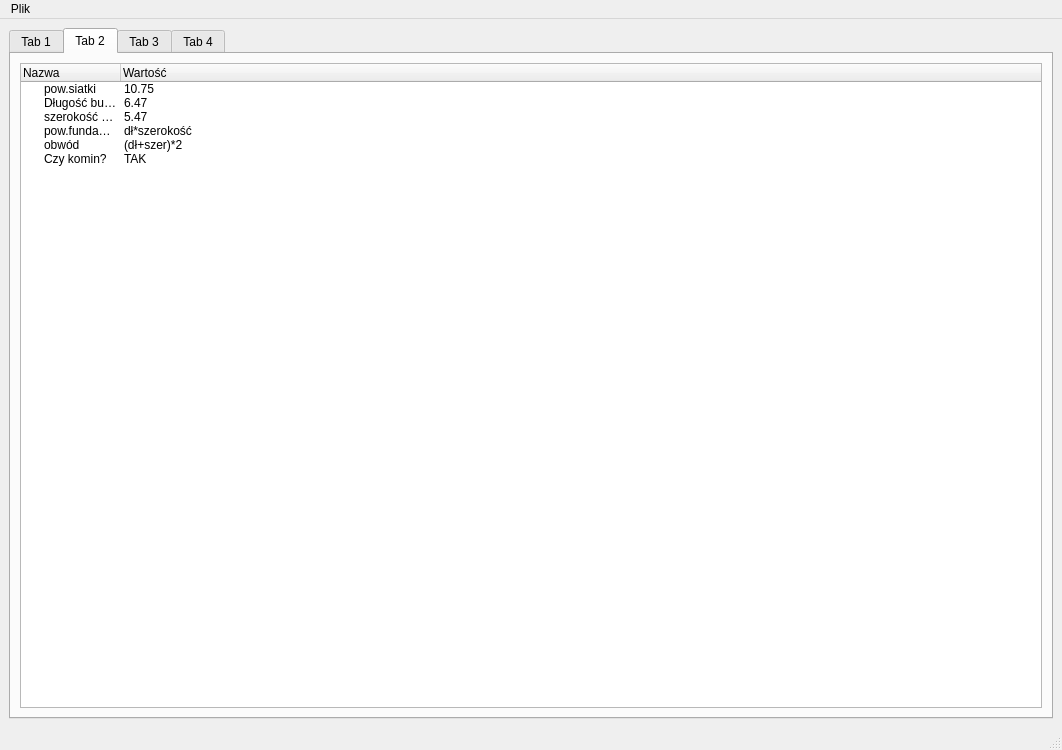
Above: Main_window.ui from KPlutowski/estiamte-app before the change. Below: the same form after it.
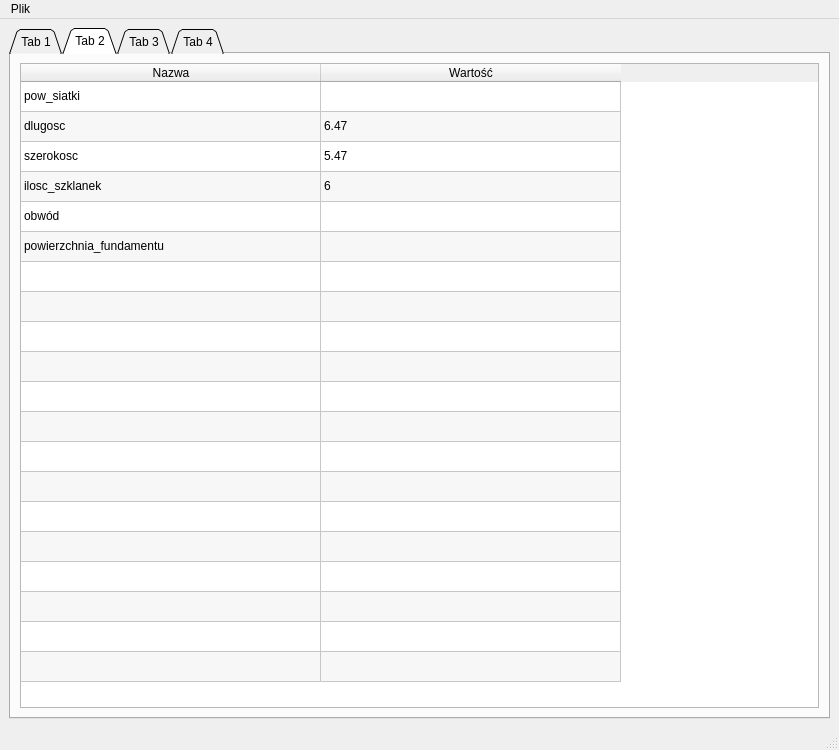
That is the form after the change. The open tabs and pages were chosen to show the change.

```diff
--- a/Main_window.ui
+++ b/Main_window.ui
@@ -6,7 +6,7 @@
    <rect>
     <x>0</x>
     <y>0</y>
-    <width>1062</width>
+    <width>839</width>
     <height>750</height>
    </rect>
   </property>
@@ -17,9 +17,24 @@
    <layout class="QHBoxLayout" name="horizontalLayout_3">
     <item>
      <widget class="QTabWidget" name="tabWidget">
+      <property name="tabShape">
+       <enum>QTabWidget::Triangular</enum>
+      </property>
       <property name="currentIndex">
        <number>0</number>
       </property>
+      <property name="documentMode">
+       <bool>false</bool>
+      </property>
+      <property name="tabsClosable">
+       <bool>false</bool>
+      </property>
+      <property name="movable">
+       <bool>true</bool>
+      </property>
+      <property name="tabBarAutoHide">
+       <bool>false</bool>
+      </property>
       <widget class="QWidget" name="tab_1">
        <attribute name="title">
         <string>Tab 1</string>
@@ -122,7 +137,45 @@
        </attribute>
        <layout class="QVBoxLayout" name="verticalLayout_2">
         <item>
-         <widget class="QTreeWidget" name="treeWidget">
+         <widget class="QTableWidget" name="PropertiesTableWidget">
+          <property name="sizeAdjustPolicy">
+           <enum>QAbstractScrollArea::AdjustToContents</enum>
+          </property>
+          <property name="alternatingRowColors">
+           <bool>true</bool>
+          </property>
+          <property name="textElideMode">
+           <enum>Qt::ElideLeft</enum>
+          </property>
+          <property name="rowCount">
+           <number>20</number>
+          </property>
+          <attribute name="horizontalHeaderDefaultSectionSize">
+           <number>300</number>
+          </attribute>
+          <attribute name="verticalHeaderVisible">
+           <bool>false</bool>
+          </attribute>
+          <row/>
+          <row/>
+          <row/>
+          <row/>
+          <row/>
+          <row/>
+          <row/>
+          <row/>
+          <row/>
+          <row/>
+          <row/>
+          <row/>
+          <row/>
+          <row/>
+          <row/>
+          <row/>
+          <row/>
+          <row/>
+          <row/>
+          <row/>
           <column>
            <property name="text">
             <string>Nazwa</string>
@@ -133,52 +186,49 @@
             <string>Wartość</string>
            </property>
           </column>
-          <item>
+          <item row="0" column="0">
            <property name="text">
-            <string>pow.siatki</string>
+            <string>pow_siatki</string>
            </property>
-           <property name="text">
-            <string>10.75</string>
-           </property>
           </item>
-          <item>
+          <item row="1" column="0">
            <property name="text">
-            <string>Długość budynku w m</string>
+            <string>dlugosc</string>
            </property>
+          </item>
+          <item row="1" column="1">
            <property name="text">
             <string>6.47</string>
            </property>
           </item>
-          <item>
+          <item row="2" column="0">
            <property name="text">
-            <string>szerokość budynku w m</string>
+            <string>szerokosc</string>
            </property>
+          </item>
+          <item row="2" column="1">
            <property name="text">
             <string>5.47</string>
            </property>
           </item>
-          <item>
+          <item row="3" column="0">
            <property name="text">
-            <string>pow.fundamentu</string>
+            <string>ilosc_szklanek</string>
            </property>
+          </item>
+          <item row="3" column="1">
            <property name="text">
-            <string>dł*szerokość</string>
+            <string>6</string>
            </property>
           </item>
-          <item>
+          <item row="4" column="0">
            <property name="text">
             <string>obwód</string>
            </property>
-           <property name="text">
-            <string>(dł+szer)*2</string>
-           </property>
           </item>
-          <item>
+          <item row="5" column="0">
            <property name="text">
-            <string>Czy komin?</string>
-           </property>
-           <property name="text">
-            <string>TAK</string>
+            <string>powierzchnia_fundamentu</string>
            </property>
           </item>
          </widget>
@@ -204,7 +254,7 @@
     <rect>
      <x>0</x>
      <y>0</y>
-     <width>1062</width>
+     <width>839</width>
      <height>26</height>
     </rect>
    </property>
```
Left out of the diff: 2 changed lines with no effect on the pictures.
